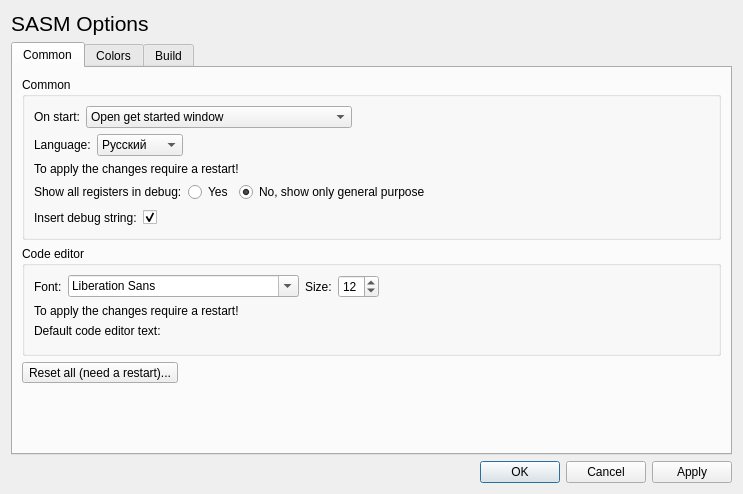
Old version of the form settings.ui in the repository Dman95/SASM.
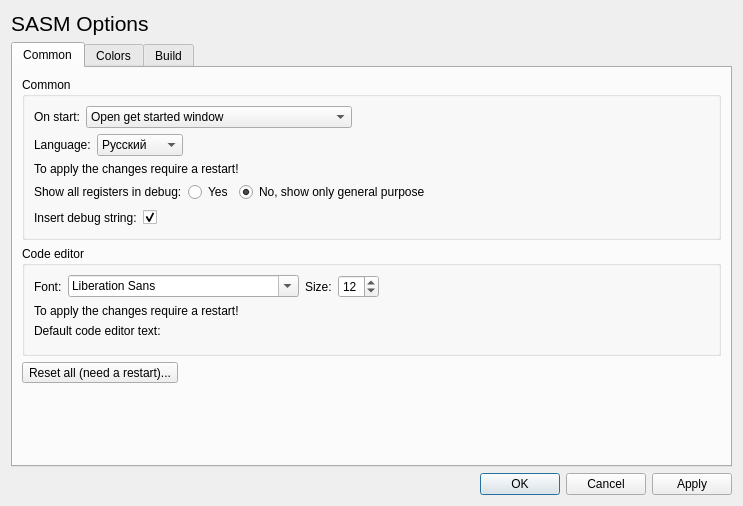
New version of the form.

Commit message: Set Polski, עברית and Español as not translatable

What changed in the file:
```diff
--- a/settings.ui
+++ b/settings.ui
@@ -7,7 +7,7 @@
     <x>0</x>
     <y>0</y>
     <width>743</width>
-    <height>494</height>
+    <height>506</height>
    </rect>
   </property>
   <property name="windowTitle">
```
Left out of the diff: 10 changed lines with no effect on the pictures. The commit also changes 1 other file.
